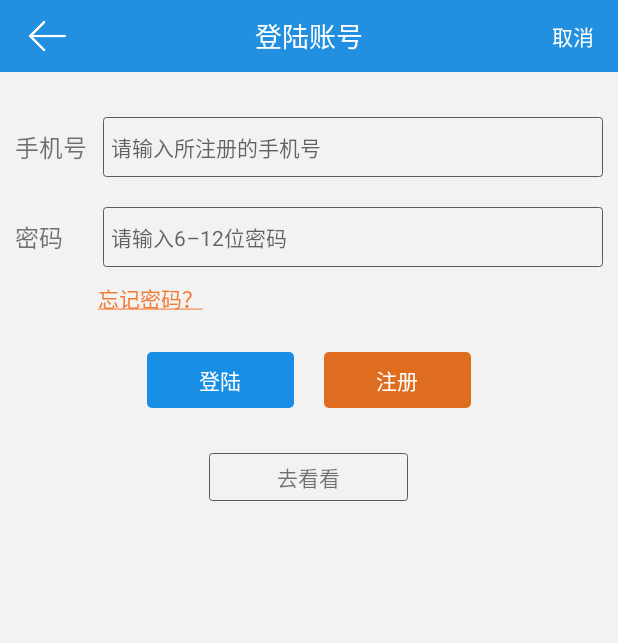
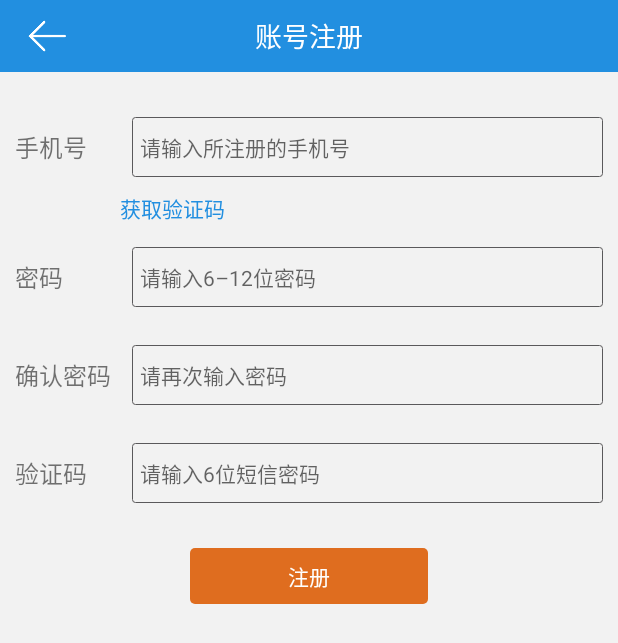
Before and after one commit to miniPinocchio/Ceremony, an Android app: the screen it shows after launch (LoginActivity before the commit, RegisterFragment after it), after a tap on "注册", on a phone screen of 412 x 824 dp. Shown: the top 643 px of the screen. Run offline under Robolectric (Android 15) with nearby library versions, the phone set to English and light mode, and no system bars; our stand-ins replace ButterKnife; libraries missing offline, so code that uses them is left out: com.squareup.okhttp.

Commit message:
注册功能

```diff
--- a/app/src/main/AndroidManifest.xml
+++ b/app/src/main/AndroidManifest.xml
@@ -20,7 +20,9 @@
             </intent-filter>
         </activity>
         <activity
-            android:name=".activity.LoginActivity"/>
+            android:name=".fragment.LoginFragment"/>
+        <activity
+            android:name=".fragment.RegisterFragment"/>
         <activity
             android:name=".activity.MainActivity"/>
     </application>
--- a/app/src/main/java/com/liuhui/ceremony/app/Api.java
+++ b/app/src/main/java/com/liuhui/ceremony/app/Api.java
@@ -11,4 +11,14 @@ public interface Api {
 	 * 登录 POST
 	 */
 	String LOGIN = "http://xl.wx.21future.com/index.php?s=appapi&a=login";
+
+	/**
+	 * 获取短信验证码 POST
+	 */
+	String GET_AUTH_CODE = "http://xl.wx.21future.com/index.php?s=appapi&a=pin";
+
+	/**
+	 * 注册 POST
+	 */
+	String REGISTER = "http://xl.wx.21future.com/index.php?s=appapi&a=reg";
 }
--- a/app/src/main/java/com/liuhui/ceremony/app/App.java
+++ b/app/src/main/java/com/liuhui/ceremony/app/App.java
@@ -1,6 +1,7 @@
 package com.liuhui.ceremony.app;
 
 import android.app.Application;
+import android.content.Context;
 import android.support.annotation.NonNull;
 import android.support.annotation.StringRes;
 import android.widget.Toast;
@@ -12,7 +13,7 @@ import android.widget.Toast;
  */
 public class App extends Application {
 
-	private static App instance;
+	private static Context instance;
 
 	private static String FIRST_OPEN_APP = "first_open_app.pref";
 
@@ -22,7 +23,7 @@ public class App extends Application {
 		instance = this;
 	}
 
-	public static App getInstance() {
+	public static Context getInstance() {
 		return instance;
 	}
 
--- a/app/src/main/java/com/liuhui/ceremony/app/activity/SplashActivity.java
+++ b/app/src/main/java/com/liuhui/ceremony/app/activity/SplashActivity.java
@@ -5,6 +5,7 @@ import android.os.Handler;
 
 import com.liuhui.ceremony.app.R;
 import com.liuhui.ceremony.app.base.BaseActivity;
+import com.liuhui.ceremony.app.fragment.LoginFragment;
 
 /**
  * 启动界面
@@ -21,7 +22,7 @@ public class SplashActivity extends BaseActivity {
 
 			@Override
 			public void run() {
-				startActivity(new Intent(SplashActivity.this, LoginActivity.class));
+				startActivity(new Intent(SplashActivity.this, LoginFragment.class));
 				finish();
 			}
 		}, 2000);
--- a/app/src/main/java/com/liuhui/ceremony/app/constant/RequestParam.java
+++ b/app/src/main/java/com/liuhui/ceremony/app/constant/RequestParam.java
@@ -18,4 +18,10 @@ public interface RequestParam {
 	 * 所用场景：登录、注册、安全设置
 	 */
 	String PASSWORD = "password";
+
+	/**
+	 * 短信验证码
+	 * 所用场景：注册
+	 */
+	String AUTH_CODE = "pincode";
 }
--- a/app/src/main/java/com/liuhui/ceremony/app/activity/LoginActivity.java
+++ b/app/src/main/java/com/liuhui/ceremony/app/fragment/LoginFragment.java
@@ -1,8 +1,8 @@
-package com.liuhui.ceremony.app.activity;
+package com.liuhui.ceremony.app.fragment;
 
+import android.content.Intent;
 import android.view.View;
 import android.widget.EditText;
-import android.widget.ImageView;
 import android.widget.TextView;
 
 import com.liuhui.ceremony.app.Api;
@@ -10,9 +10,15 @@ import com.liuhui.ceremony.app.App;
 import com.liuhui.ceremony.app.R;
 import com.liuhui.ceremony.app.base.BaseActivity;
 import com.liuhui.ceremony.app.constant.RequestParam;
+import com.liuhui.ceremony.app.util.LogUtil;
+import com.liuhui.ceremony.app.util.OkHttpUtil;
+import com.squareup.okhttp.Callback;
 import com.squareup.okhttp.FormEncodingBuilder;
 import com.squareup.okhttp.Request;
 import com.squareup.okhttp.RequestBody;
+import com.squareup.okhttp.Response;
+
+import java.io.IOException;
 
 import butterknife.ButterKnife;
 import butterknife.InjectView;
@@ -24,19 +30,13 @@ import butterknife.OnClick;
  * <p/>
  * Created by __Berial___
  */
-public class LoginActivity extends BaseActivity {
-
-	@InjectView(R.id.back)
-	ImageView back;
+public class LoginFragment extends BaseActivity {
 
 	@InjectView(R.id.actionBarTitle)
 	TextView title;
 
 	@InjectView(R.id.actionBarRightText)
 	TextView rightText;
-
-	@InjectView(R.id.forgetPassword)
-	TextView forgetPassword;
 
 	@InjectView(R.id.mobilePhone)
 	EditText mobilePhone;
@@ -72,6 +72,7 @@ public class LoginActivity extends BaseActivity {
 				login();
 				break;
 			case R.id.register:
+				startActivity(new Intent(this, RegisterFragment.class));
 				break;
 			case R.id.forgetPassword:
 				break;
@@ -87,14 +88,19 @@ public class LoginActivity extends BaseActivity {
 
 		if(strMobilePhone.length() == 0) {
 			App.toast("未输入手机号");
+			return;
 		} else if(strMobilePhone.length() < 11) {
 			App.toast("手机号未输入完整");
-		} else if(App.isMobilePhone(strMobilePhone)) {
+			return;
+		} else if(!App.isMobilePhone(strMobilePhone)) {
 			App.toast("不存在此手机号");
+			return;
 		} else if(strPassword.length() == 0) {
 			App.toast("未输入密码");
+			return;
 		} else if(strPassword.length() < 6) {
 			App.toast("密码未输入完整");
+			return;
 		}
 
 		RequestBody requestBody = new FormEncodingBuilder()
@@ -106,16 +112,18 @@ public class LoginActivity extends BaseActivity {
 				.post(requestBody)
 				.build();
 
-//		OkHttpUtil.enqueue(loginRequest, new Callback() {
-//			@Override
-//			public void onFailure(Request request, IOException e) {
-//				App.toast("登录失败，请重试");
-//			}
-//
-//			@Override
-//			public void onResponse(Response response) throws IOException {
-//				App.toast(response.body().string());
-//			}
-//		});
+		OkHttpUtil.enqueue(loginRequest, new Callback() {
+			@Override
+			public void onFailure(Request request, IOException e) {
+				//				App.toast("登录失败，请重试");
+				LogUtil.e("登录失败，请重试");
+			}
+
+			@Override
+			public void onResponse(Response response) throws IOException {
+				//				App.toast(response.body().string());
+				LogUtil.e(response.body().string());
+			}
+		});
 	}
 }
--- /dev/null
+++ b/app/src/main/java/com/liuhui/ceremony/app/fragment/RegisterFragment.java
@@ -0,0 +1,208 @@
+package com.liuhui.ceremony.app.fragment;
+
+import android.view.View;
+import android.widget.EditText;
+import android.widget.TextView;
+
+import com.google.gson.Gson;
+import com.liuhui.ceremony.app.Api;
+import com.liuhui.ceremony.app.App;
+import com.liuhui.ceremony.app.R;
+import com.liuhui.ceremony.app.base.BaseActivity;
+import com.liuhui.ceremony.app.bean.AuthCode;
+import com.liuhui.ceremony.app.bean.ResponseBody;
+import com.liuhui.ceremony.app.constant.RequestParam;
+import com.liuhui.ceremony.app.util.LogUtil;
+import com.liuhui.ceremony.app.util.OkHttpUtil;
+import com.squareup.okhttp.Callback;
+import com.squareup.okhttp.FormEncodingBuilder;
+import com.squareup.okhttp.Request;
+import com.squareup.okhttp.RequestBody;
+import com.squareup.okhttp.Response;
+
+import java.io.IOException;
+
+import butterknife.ButterKnife;
+import butterknife.InjectView;
+import butterknife.OnClick;
+
+/**
+ * 注册界面
+ * <p/>
+ * Created by berial on 15/8/14.
+ */
+public class RegisterFragment extends BaseActivity {
+
+	@InjectView(R.id.mobilePhone)
+	EditText mobilePhone;
+
+	@InjectView(R.id.password)
+	EditText password;
+
+	@InjectView(R.id.confirmPassword)
+	EditText confirmPassword;
+
+	@InjectView(R.id.authCode)
+	EditText authCode;
+
+	private String strAuthCode;
+
+	@Override
+	protected void initViews() {
+		setContentView(R.layout.fragment_register);
+		ButterKnife.inject(this);
+		TextView title = ButterKnife.findById(this, R.id.actionBarTitle);
+		title.setText(R.string.register_title);
+	}
+
+	/**
+	 * 设置按钮的点击事件
+	 */
+	@OnClick(value = { R.id.back, R.id.register, R.id.getAuthCode })
+	void setClickEvent(View v) {
+		switch(v.getId()) {
+			case R.id.back:
+				finish();
+				break;
+			case R.id.register:
+				register();
+				break;
+			case R.id.getAuthCode:
+				getAuthCode();
+				break;
+		}
+	}
+
+	/**
+	 * 获取短信验证码操作
+	 */
+	private void getAuthCode() {
+		String strMobilePhone = mobilePhone.getText().toString();
+		if(strMobilePhone.length() == 0) {
+			App.toast("未输入手机号");
+			return;
+		} else if(strMobilePhone.length() < 11) {
+			App.toast("手机号未输入完整");
+			return;
+		} else if(!App.isMobilePhone(strMobilePhone)) {
+			App.toast("不存在此手机号");
+			return;
+		}
+
+		RequestBody requestBody = new FormEncodingBuilder()
+				.add(RequestParam.MOBILE, strMobilePhone)
+				.build();
+
+		Request loginRequest = new Request.Builder()
+				.url(Api.GET_AUTH_CODE)
+				.post(requestBody)
+				.build();
+
+		OkHttpUtil.enqueue(loginRequest, new Callback() {
+			@Override
+			public void onFailure(Request request, IOException e) {
+				runOnUiThread(new Runnable() {
+					@Override
+					public void run() {
+						App.toast("获取验证码失败，请重试");
+					}
+				});
+			}
+
+			@Override
+			public void onResponse(Response response) throws IOException {
+				AuthCode objAuthCode = new Gson().fromJson(response.body().string(),
+						AuthCode.class);
+				strAuthCode = objAuthCode.getPincode();
+				runOnUiThread(new Runnable() {
+
+					@Override
+					public void run() {
+						App.toast(strAuthCode);
+						authCode.setText(strAuthCode);
+					}
+				});
+			}
+		});
+	}
+
+	/**
+	 * 注册操作
+	 */
+	private void register() {
+		String strMobilePhone = mobilePhone.getText().toString();
+		String strPassword = password.getText().toString();
+		String strConfirmPassword = confirmPassword.getText().toString();
+		String strAuthCode = authCode.getText().toString();
+
+		if(strMobilePhone.length() == 0) {
+			App.toast("未输入手机号");
+			return;
+		} else if(strMobilePhone.length() < 11) {
+			App.toast("手机号未输入完整");
+			return;
+		} else if(!App.isMobilePhone(strMobilePhone)) {
+			App.toast("不存在此手机号");
+			return;
+		} else if(strPassword.length() == 0 || strConfirmPassword.length() == 0) {
+			App.toast("未输入密码");
+			return;
+		} else if(strPassword.length() < 6 || strConfirmPassword.length() == 0) {
+			App.toast("密码未输入完整");
+			return;
+		} else if(!strPassword.equals(strConfirmPassword)) {
+			App.toast("两次输入的密码不一致");
+			return;
+		} else if(strAuthCode.length() == 0) {
+			App.toast("未输入短信验证码");
+			return;
+		} else if(!strAuthCode.equals(this.strAuthCode)) {
+			App.toast("短信验证码输入错误");
+			return;
+		}
+
+		RequestBody requestBody = new FormEncodingBuilder()
+				.add(RequestParam.MOBILE, strMobilePhone)
+				.add(RequestParam.PASSWORD, strPassword)
+				.add(RequestParam.AUTH_CODE, strAuthCode)
+				.build();
+
+		Request loginRequest = new Request.Builder()
+				.url(Api.REGISTER)
+				.post(requestBody)
+				.build();
+
+		OkHttpUtil.enqueue(loginRequest, new Callback() {
+			@Override
+			public void onFailure(Request request, IOException e) {
+				runOnUiThread(new Runnable() {
+					@Override
+					public void run() {
+						App.toast("注册失败，请重试");
+					}
+				});
+			}
+
+			@Override
+			public void onResponse(Response response) throws IOException {
+				final ResponseBody responseBody = new Gson().fromJson(response.body().string(),
+						ResponseBody.class);
+				LogUtil.e(response.body().string());
+				runOnUiThread(new Runnable() {
+					@Override
+					public void run() {
+						switch(responseBody.getStatus()) {
+							case "1":
+								App.toast("注册成功");
+								finish();
+								break;
+							case "0":
+								App.toast("注册失败，请重试");
+								break;
+						}
+					}
+				});
+			}
+		});
+	}
+}
--- /dev/null
+++ b/app/src/main/res/layout/fragment_register.xml
@@ -0,0 +1,152 @@
+<?xml version="1.0" encoding="utf-8"?>
+<LinearLayout xmlns:android="http://schemas.android.com/apk/res/android"
+              android:layout_width="match_parent"
+              android:layout_height="match_parent"
+              android:orientation="vertical">
+
+    <include layout="@layout/action_bar"/>
+
+    <LinearLayout
+        android:layout_width="match_parent"
+        android:layout_height="40dp"
+        android:layout_marginTop="30dp"
+        android:gravity="center_vertical"
+        android:orientation="horizontal"
+        android:paddingLeft="10dp"
+        android:paddingRight="10dp"
+        android:weightSum="1">
+
+        <TextView
+            android:layout_width="0dp"
+            android:layout_height="wrap_content"
+            android:layout_weight="0.2"
+            android:text="@string/mobile_phone"
+            android:textSize="16sp"/>
+
+        <EditText
+            android:id="@id/mobilePhone"
+            android:layout_width="0dp"
+            android:layout_height="match_parent"
+            android:layout_weight="0.8"
+            android:background="@drawable/shape_round_rect"
+            android:hint="@string/input_login_mobile_phone"
+            android:inputType="phone"
+            android:maxLength="11"
+            android:padding="5dp"
+            android:textSize="14sp"/>
+    </LinearLayout>
+
+    <TextView
+        android:id="@id/getAuthCode"
+        android:layout_width="wrap_content"
+        android:layout_height="wrap_content"
+        android:layout_marginLeft="70dp"
+        android:padding="10dp"
+        android:text="@string/get_auth_code"
+        android:textColor="@color/main_color"/>
+
+    <LinearLayout
+        android:layout_width="match_parent"
+        android:layout_height="40dp"
+        android:layout_marginTop="5dp"
+        android:gravity="center_vertical"
+        android:orientation="horizontal"
+        android:paddingLeft="10dp"
+        android:paddingRight="10dp"
+        android:weightSum="1">
+
+        <TextView
+            android:layout_width="0dp"
+            android:layout_height="wrap_content"
+            android:layout_weight="0.2"
+            android:text="@string/password"
+            android:textSize="16sp"/>
+
+        <EditText
+            android:id="@id/password"
+            android:layout_width="0dp"
+            android:layout_height="match_parent"
+            android:layout_weight="0.8"
+            android:background="@drawable/shape_round_rect"
+            android:hint="@string/input_login_password"
+            android:inputType="textPassword"
+            android:maxLength="12"
+            android:padding="5dp"
+            android:textSize="14sp"/>
+    </LinearLayout>
+
+    <LinearLayout
+        android:layout_width="match_parent"
+        android:layout_height="40dp"
+        android:layout_marginTop="25dp"
+        android:gravity="center_vertical"
+        android:orientation="horizontal"
+        android:paddingLeft="10dp"
+        android:paddingRight="10dp"
+        android:weightSum="1">
+
+        <TextView
+            android:layout_width="0dp"
+            android:layout_height="wrap_content"
+            android:layout_weight="0.2"
+            android:text="@string/confirm_password"
+            android:textSize="16sp"/>
+
+        <EditText
+            android:id="@id/confirmPassword"
+            android:layout_width="0dp"
+            android:layout_height="match_parent"
+            android:layout_weight="0.8"
+            android:background="@drawable/shape_round_rect"
+            android:hint="@string/input_confirm_password"
+            android:inputType="textPassword"
+            android:maxLength="12"
+            android:padding="5dp"
+            android:textSize="14sp"/>
+    </LinearLayout>
+
+    <LinearLayout
+        android:layout_width="match_parent"
+        android:layout_height="40dp"
+        android:layout_marginTop="25dp"
+        android:gravity="center_vertical"
+        android:orientation="horizontal"
+        android:paddingLeft="10dp"
+        android:paddingRight="10dp"
+        android:weightSum="1">
+
+        <TextView
+            android:layout_width="0dp"
+            android:layout_height="wrap_content"
+            android:layout_weight="0.2"
+            android:text="@string/auth_code"
+            android:textSize="16sp"/>
+
+        <EditText
+            android:id="@id/authCode"
+            android:layout_width="0dp"
+            android:layout_height="match_parent"
+            android:layout_weight="0.8"
+            android:background="@drawable/shape_round_rect"
+            android:hint="@string/input_auth_code"
+            android:inputType="number"
+            android:maxLength="6"
+            android:padding="5dp"
+            android:textSize="14sp"/>
+    </LinearLayout>
+
+    <TextView
+        android:id="@id/register"
+        android:layout_width="wrap_content"
+        android:layout_height="wrap_content"
+        android:layout_gravity="center_horizontal"
+        android:layout_marginTop="30dp"
+        android:background="@drawable/shape_register_button"
+        android:gravity="center_horizontal"
+        android:paddingBottom="8dp"
+        android:paddingLeft="65dp"
+        android:paddingRight="65dp"
+        android:paddingTop="8dp"
+        android:text="@string/register"
+        android:textColor="@color/white"/>
+</LinearLayout>
--- a/app/src/main/res/values/ids.xml
+++ b/app/src/main/res/values/ids.xml
@@ -13,5 +13,8 @@
     <item name="goHome" type="id"/>
 
     <!-- register ui -->
+    <item name="confirmPassword" type="id"/>
+    <item name="authCode" type="id"/>
+    <item name="getAuthCode" type="id"/>
 
 </resources>
--- a/app/src/main/res/values/strings.xml
+++ b/app/src/main/res/values/strings.xml
@@ -11,6 +11,13 @@
     <string name="login">登陆</string>
     <string name="register">注册</string>
     <string name="go_home">去看看</string>
+    <string name="get_auth_code">获取验证码</string>
+    <string name="auth_code">验证码</string>
+    <string name="input_register_mobile_phone">请输入手机号</string>
+    <string name="input_confirm_password">请再次输入密码</string>
+    <string name="input_auth_code">请输入6位短信密码</string>
+    <string name="confirm_password">确认密码</string>
+    <string name="register_title">账号注册</string>
 
     <string name="hello_world">Hello world!</string>
     <string name="action_settings">Settings</string>
```
Also changed, not shown: app/src/main/java/com/liuhui/ceremony/app/bean/AuthCode.java (added, +20 -0 lines), app/src/main/java/com/liuhui/ceremony/app/bean/ResponseBody.java (added, +20 -0 lines).
